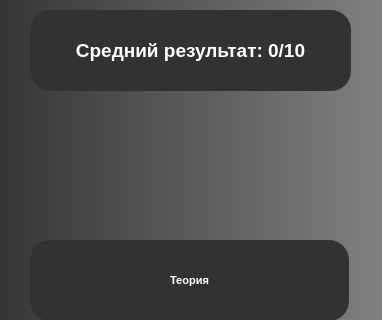
Before: the Qt Designer form Windows/WordFormationWindows/WordFormationSelectionWindow.ui in COBAil/My-English-Grammar, drawn with Qt 5; both pictures show x 0 to 382 and y 0 to 320 of the 382 by 666 pixel window.
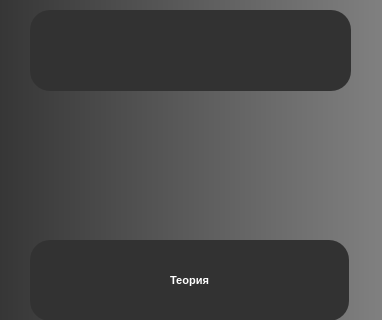
After: the same form once the commit is applied.

Diff of the .ui file:
```diff
--- a/Windows/WordFormationWindows/WordFormationSelectionWindow.ui
+++ b/Windows/WordFormationWindows/WordFormationSelectionWindow.ui
@@ -109,7 +109,7 @@
      </font>
     </property>
     <property name="text">
-     <string>Средний результат: 0/10</string>
+     <string/>
     </property>
     <property name="alignment">
      <set>Qt::AlignCenter</set>
```
